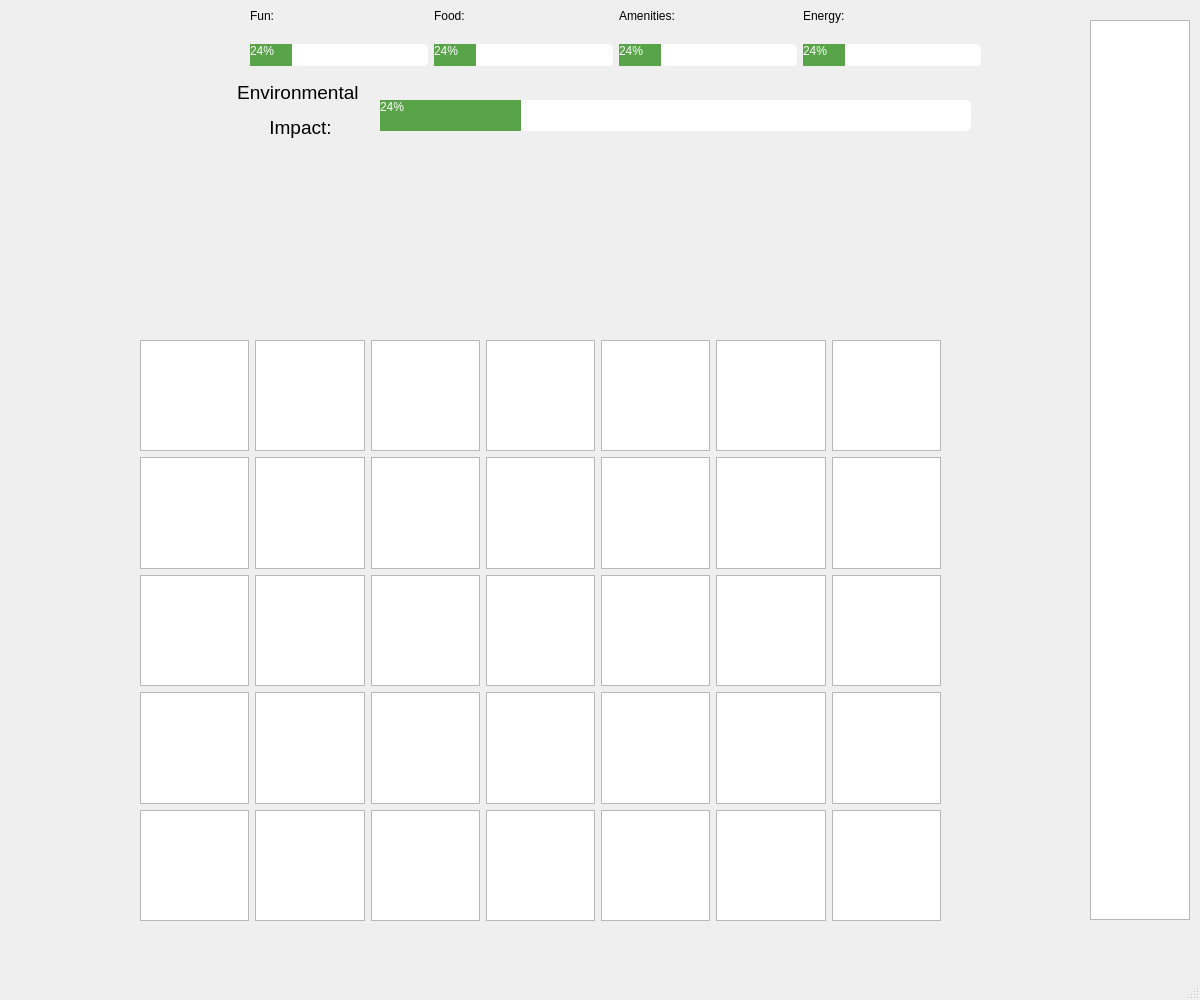
Above: SpaceMonkeys/mainwindow.ui from ishaanrajan/Environmental-Education-App before the change. Below: the same form after it.
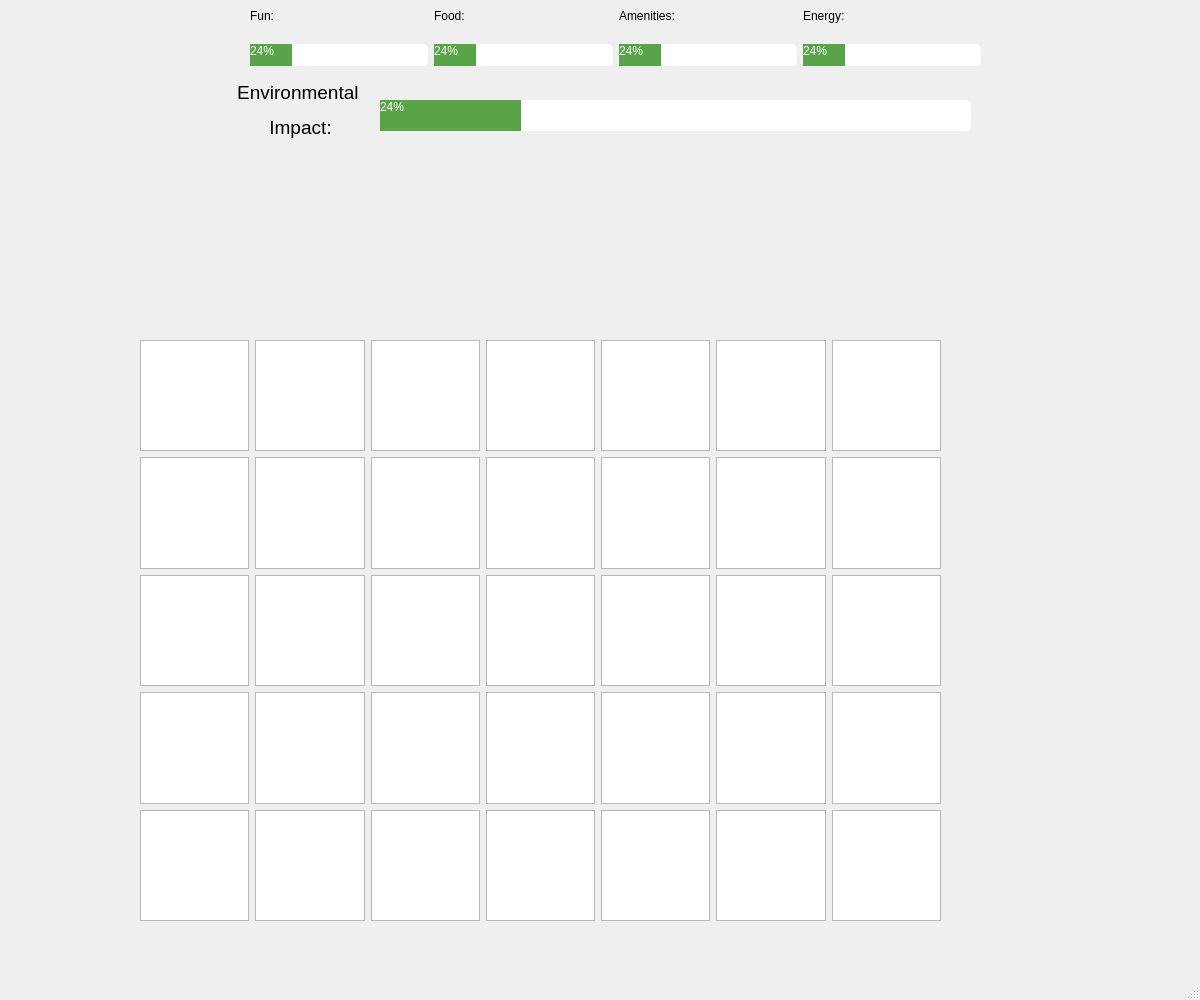
That is the form after the change. Icons and pictures are not drawn.

Commit message: Added tooltips to each building

What changed in the file:
```diff
--- a/SpaceMonkeys/mainwindow.ui
+++ b/SpaceMonkeys/mainwindow.ui
@@ -209,6 +209,10 @@
       <height>900</height>
      </rect>
     </property>
+    <property name="styleSheet">
+     <string notr="true">QListWidget{background: transparent;}
+</string>
+    </property>
    </widget>
    <widget class="QWidget" name="gridLayoutWidget">
     <property name="geometry">
```
The commit also changes 1 other file.
